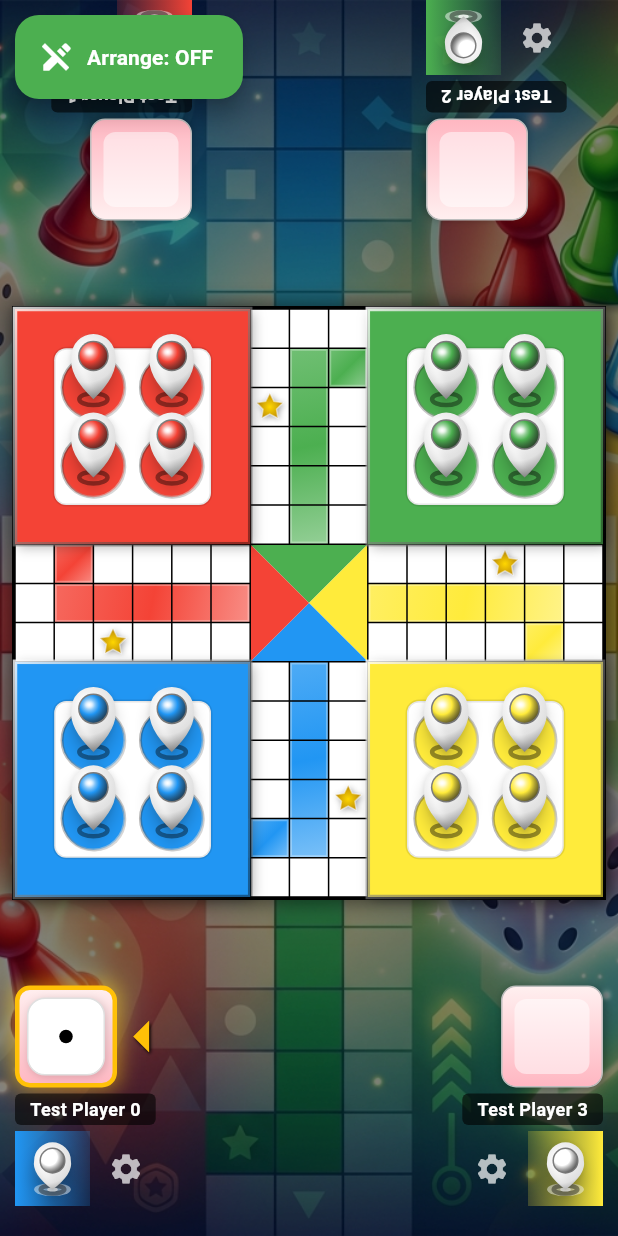
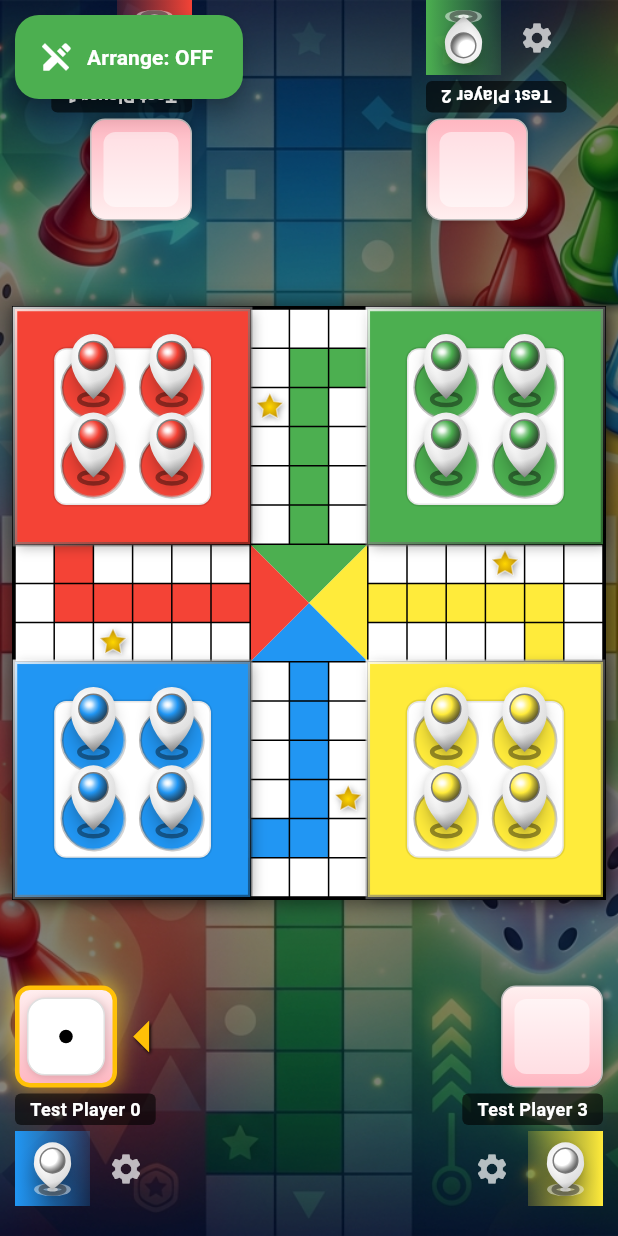
Before and after one commit to Babar-Meet/Ludo-With-Friends, a Flutter app: the screen it shows after launch, after a tap on "DEV TEST MODE", on a phone screen of 412 x 824 dp. Run offline on Flutter 3.47's test engine with Material 3 defaults, Android fonts, the phone set to English and light mode, and no system bars; our stand-ins replace audioplayers, flutter_colorpicker, video_player.

Commit message:
UI tweak: make middle paths pure solid color instead of gradient

```diff
--- a/lib/widgets/ludo_board_widget.dart
+++ b/lib/widgets/ludo_board_widget.dart
@@ -264,21 +264,9 @@ class LudoBoardPainter extends CustomPainter {
 
   void _drawColoredPath(Canvas canvas, double cs, int c, int r, int w, int h, Color color) {
     Rect rect = Rect.fromLTWH(c * cs, r * cs, w * cs, h * cs);
-    // Draw 3D gradient path
-    Paint paint = Paint()
-      ..shader = LinearGradient(
-        colors: [color.withValues(alpha: 0.8), color, color.withValues(alpha: 0.6)],
-        begin: Alignment.topLeft,
-        end: Alignment.bottomRight,
-      ).createShader(rect);
+    // Draw solid color path
+    Paint paint = Paint()..color = color;
     canvas.drawRect(rect, paint);
-
-    // Add inner shadow/highlight effect
-    Paint highlight = Paint()
-      ..color = Colors.white.withValues(alpha: 0.3)
-      ..style = PaintingStyle.stroke
-      ..strokeWidth = 1.5;
-    canvas.drawRect(rect.deflate(1), highlight);
   }
 
   void _drawHome(Canvas canvas, double cs, int c, int r, Color color) {
```
